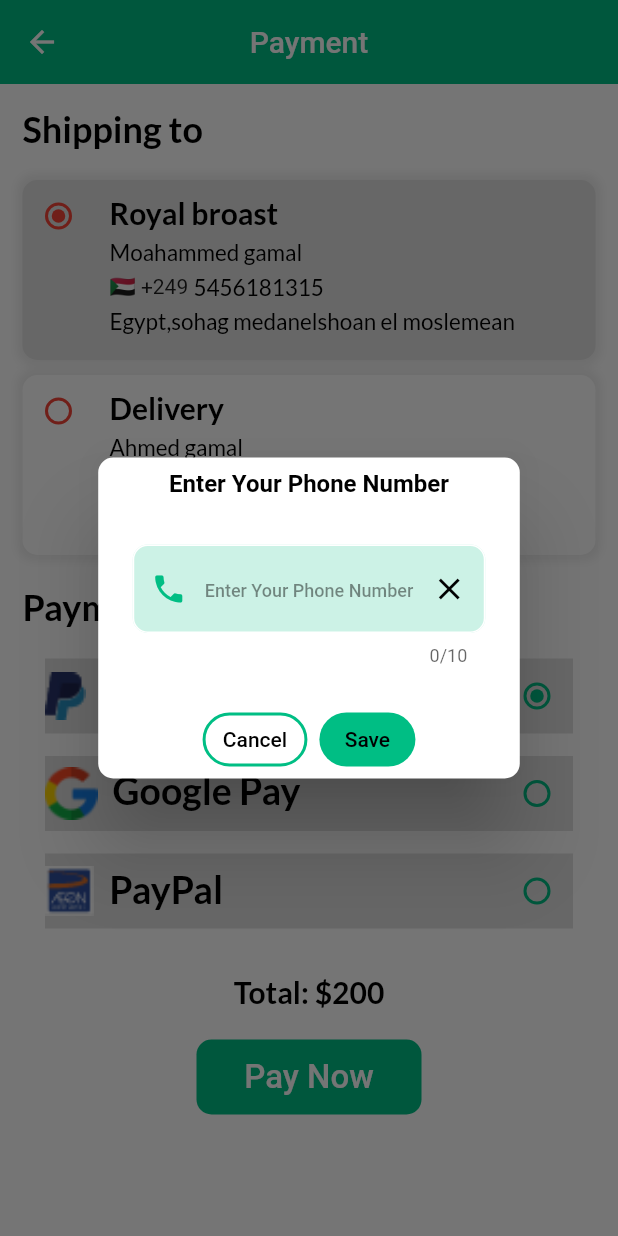
After one commit to yamnizero/mkan_shop, a Flutter app: the PaymentScreen screen opened by its route, after a tap on the "contact phone" icon, on a phone screen of 412 x 824 dp. The commit adds this screen. Run offline on Flutter 3.47's test engine with Material 2 defaults, Android fonts, the phone set to English and light mode, and no system bars; our stand-ins replace badges, carousel_slider, firebase_auth, firebase_core, flutter_rating_bar, get and 5 more; accounts and stored records are empty; network calls fail; statements that could not run were skipped.

Commit message:
payment screen

```diff
--- a/lib/logic/bindings/main_binding.dart
+++ b/lib/logic/bindings/main_binding.dart
@@ -1,5 +1,6 @@
 import 'package:get/instance_manager.dart';
 import 'package:mkan_shop/logic/controllers/main_controller.dart';
+import 'package:mkan_shop/logic/controllers/payment_controller.dart';
 import 'package:mkan_shop/logic/controllers/setting_controller.dart';
 
 class MainBinding extends Bindings {
@@ -7,5 +8,6 @@ class MainBinding extends Bindings {
   void dependencies() {
     Get.put(MainController());
     Get.put(SettingController());
+    Get.put(PaymentController());
   }
 }
--- /dev/null
+++ b/lib/logic/controllers/payment_controller.dart
@@ -0,0 +1,7 @@
+
+import 'package:get/get.dart';
+
+class PaymentController extends GetxController{
+
+  var phoneNumber = ''.obs;
+}
--- a/lib/routes/routes.dart
+++ b/lib/routes/routes.dart
@@ -6,6 +6,7 @@ import 'package:mkan_shop/view/screens/auth/login_screen.dart';
 import 'package:mkan_shop/view/screens/auth/signup_screen.dart';
 import 'package:mkan_shop/view/screens/cart_screen.dart';
 import 'package:mkan_shop/view/screens/main_screen.dart';
+import 'package:mkan_shop/view/screens/payment_screen.dart';
 
 import '../logic/bindings/auth_binding.dart';
 import '../logic/bindings/main_binding.dart';
@@ -55,6 +56,15 @@ class AppRoutes{
         ProductBinding(),
       ],
     ),
+    GetPage(
+      name: Routes.paymentScreen,
+      page: ()=>  PaymentScreen(),
+      bindings: [
+        AuthBinding(),
+        MainBinding(),
+        ProductBinding(),
+      ],
+    ),
   ];
 }
 
@@ -65,4 +75,5 @@ class Routes{
   static const forgotPasswordScreen = '/forgotPasswordScreen';
   static const mainScreen = '/mainScreen';
   static const cartScreen = '/cartScreen';
+  static const paymentScreen = '/paymentScreen';
 }
--- /dev/null
+++ b/lib/view/screens/payment_screen.dart
@@ -0,0 +1,93 @@
+import 'package:flutter/material.dart';
+import 'package:get/get.dart';
+import 'package:mkan_shop/view/widgets/text_utils.dart';
+
+import '../../utils/theme.dart';
+import '../widgets/payment/delivery_continer_widget.dart';
+import '../widgets/payment/payment_method_widget.dart';
+
+class PaymentScreen extends StatelessWidget {
+  const PaymentScreen({Key? key}) : super(key: key);
+
+  @override
+  Widget build(BuildContext context) {
+    return Scaffold(
+      backgroundColor: context.theme.backgroundColor,
+      appBar: AppBar(
+        title: const Text("Payment"),
+        centerTitle: true,
+        elevation: 0,
+        backgroundColor: Get.isDarkMode ? darkGreyClr : mainColor,
+      ),
+      body: SingleChildScrollView(
+        child: Padding(
+          padding: const EdgeInsets.all(15),
+          child: Column(
+            crossAxisAlignment: CrossAxisAlignment.start,
+            children: [
+              TextUtils(
+                text: "Shipping to",
+                fontSize: 24,
+                fontWeight: FontWeight.bold,
+                color: Get.isDarkMode ? Colors.white : Colors.black,
+                underline: TextDecoration.none,
+              ),
+              const SizedBox(
+                height: 20,
+              ),
+              const DeliveryContainerWidget(),
+              const SizedBox(
+                height: 20,
+              ),
+              TextUtils(
+                text: "Payment method",
+                fontSize: 24,
+                fontWeight: FontWeight.bold,
+                color: Get.isDarkMode ? Colors.white : Colors.black,
+                underline: TextDecoration.none,
+              ),
+              const SizedBox(
+                height: 20,
+              ),
+              PaymentMethodWidget(),
+              const SizedBox(
+                height: 30,
+              ),
+              Center(
+                child: TextUtils(
+                  text: "Total: \$200",
+                  fontSize: 20,
+                  fontWeight: FontWeight.bold,
+                  color:Get.isDarkMode? Colors.white : Colors.black,
+                  underline: TextDecoration.none,
+                ),
+              ),
+              const SizedBox(height: 20,),
+              Center(
+                child: SizedBox(
+                  height: 50,
+                  width: 150,
+                  child: ElevatedButton(
+                    style: ElevatedButton.styleFrom(
+                      shape: RoundedRectangleBorder(
+                        borderRadius: BorderRadius.circular(10),
+                      ),
+                      elevation: 0.0,
+                      primary:Get.isDarkMode ? pinkClr : mainColor,
+                    ),
+                    onPressed: (){},
+                    child: Text("Pay Now",
+                    style: TextStyle(
+                      fontSize: 22,
+                      color: Colors.white,
+                    ),),
+                  ),
+                ),
+              )
+            ],
+          ),
+        ),
+      ),
+    );
+  }
+}
--- a/lib/view/widgets/cart/cart_total.dart
+++ b/lib/view/widgets/cart/cart_total.dart
@@ -1,6 +1,7 @@
 import 'package:flutter/material.dart';
 import 'package:get/get.dart';
 import 'package:mkan_shop/logic/controllers/cart_controller.dart';
+import 'package:mkan_shop/routes/routes.dart';
 import 'package:mkan_shop/utils/theme.dart';
 import 'package:mkan_shop/view/widgets/text_utils.dart';
 
@@ -50,7 +51,9 @@ class CartTotal extends StatelessWidget {
                       elevation: 0,
                       primary: Get.isDarkMode ? pinkClr : mainColor
                   ),
-                  onPressed: () {},
+                  onPressed: () {
+                    Get.toNamed(Routes.paymentScreen);
+                  },
                   child: Row(
                     mainAxisAlignment: MainAxisAlignment.center,
                     children: const  [
--- /dev/null
+++ b/lib/view/widgets/payment/delivery_continer_widget.dart
@@ -0,0 +1,255 @@
+import 'package:flutter/material.dart';
+import 'package:get/get.dart';
+import 'package:mkan_shop/logic/controllers/payment_controller.dart';
+import 'package:mkan_shop/routes/routes.dart';
+import 'package:mkan_shop/utils/theme.dart';
+import 'package:mkan_shop/view/widgets/text_utils.dart';
+
+class DeliveryContainerWidget extends StatefulWidget {
+  const DeliveryContainerWidget({Key? key}) : super(key: key);
+
+  @override
+  State<DeliveryContainerWidget> createState() =>
+      _DeliveryContainerWidgetState();
+}
+
+class _DeliveryContainerWidgetState extends State<DeliveryContainerWidget> {
+  final TextEditingController phoneController = TextEditingController();
+  int radioContainerIndex = 1;
+  bool changeColors = false;
+
+  final controller = Get.find<PaymentController>();
+
+  @override
+  Widget build(BuildContext context) {
+    return Column(
+      children: [
+        buildRadioContainer(
+            icon: Container(),
+            address: "Egypt,sohag medanelshoan el moslemean",
+            name: "Moahammed gamal",
+            phone: "5456181315",
+            title: "Royal broast",
+            value: 1,
+            color: changeColors ? Colors.white : Colors.grey.shade300,
+            onChanged: (int? value) {
+              setState(() {
+                radioContainerIndex = value!;
+                changeColors = !changeColors;
+              });
+            }),
+        const SizedBox(
+          height: 10,
+        ),
+        Obx(
+          () => buildRadioContainer(
+            address: "Egypt,sohag medanelshoan el moslemean",
+            name: "Ahmed gamal",
+            phone: controller.phoneNumber.value,
+            title: "Delivery",
+            value: 2,
+            color: changeColors ? Colors.grey.shade300 : Colors.white,
+            onChanged: (int? value) {
+              setState(() {
+                radioContainerIndex = value!;
+                changeColors = !changeColors;
+              });
+            },
+            icon: InkWell(
+              onTap: () {
+                Get.defaultDialog(
+                    title: "Enter Your Phone Number",
+                    titleStyle: const TextStyle(
+                      fontSize: 16,
+                      color: Colors.black,
+                      fontWeight: FontWeight.bold,
+                    ),
+                    backgroundColor: Colors.white,
+                    radius: 10,
+                    textCancel: " Cancel ",
+                    confirmTextColor: Colors.black,
+                    textConfirm: " Save ",
+                    cancelTextColor: Colors.black,
+                    onCancel: () {
+                      Get.toNamed(Routes.paymentScreen);
+                    },
+                    onConfirm: () {
+                      Get.back();
+                      controller.phoneNumber.value = phoneController.text;
+                    },
+                    buttonColor: Get.isDarkMode ? pinkClr : mainColor,
+                    content: Padding(
+                      padding: const EdgeInsets.all(15),
+                      child: TextField(
+                        controller: phoneController,
+                        maxLength: 10,
+                        cursorColor: Colors.black,
+                        keyboardType: TextInputType.text,
+                        onSubmitted: (value) {
+                          phoneController.text = value;
+                        },
+                        decoration: InputDecoration(
+                          fillColor: Get.isDarkMode
+                              ? pinkClr.withOpacity(0.1)
+                              : mainColor.withOpacity(0.2),
+                          focusColor: Colors.red,
+                          prefixIcon: Icon(
+                            Icons.phone,
+                            color: Get.isDarkMode ? pinkClr : mainColor,
+                          ),
+                          hintText: "Enter Your Phone Number",
+                          hintStyle: const TextStyle(
+                            color: Colors.black45,
+                            fontSize: 12,
+                            fontWeight: FontWeight.w500,
+                          ),
+                          suffixIcon: IconButton(
+                            onPressed: () {
+                              phoneController.clear();
+                            },
+                            icon: const Icon(
+                              Icons.close,
+                              color: Colors.black,
+                            ),
+                          ),
+                          filled: true,
+                          enabledBorder: OutlineInputBorder(
+                            borderSide: const BorderSide(
+                              color: Colors.white,
+                            ),
+                            borderRadius: BorderRadius.circular(10),
+                          ),
+                          focusedBorder: OutlineInputBorder(
+                            borderSide: const BorderSide(
+                              color: Colors.white,
+                            ),
+                            borderRadius: BorderRadius.circular(10),
+                          ),
+                          errorBorder: OutlineInputBorder(
+                            borderSide: const BorderSide(
+                              color: Colors.white,
+                            ),
+                            borderRadius: BorderRadius.circular(10),
+                          ),
+                          focusedErrorBorder: OutlineInputBorder(
+                            borderSide: const BorderSide(
+                              color: Colors.white,
+                            ),
+                            borderRadius: BorderRadius.circular(10),
+                          ),
+                        ),
+                      ),
+                    ));
+              },
+              child: Icon(
+                Icons.contact_phone,
+                color: Get.isDarkMode ? pinkClr : mainColor,
+              ),
+            ),
+          ),
+        )
+      ],
+    );
+  }
+
+  Widget buildRadioContainer({
+    required String title,
+    required String name,
+    required String address,
+    required String phone,
+    required Color color,
+    required int value,
+    required Function onChanged,
+    required Widget icon,
+  }) {
+    return Container(
+      height: 120,
+      width: double.infinity,
+      decoration: BoxDecoration(
+          borderRadius: BorderRadius.circular(10),
+          color: color,
+          boxShadow: [
+            BoxShadow(
+              color: Colors.grey.withOpacity(0.2),
+              spreadRadius: 3.0,
+              blurRadius: 5.0,
+            )
+          ]),
+      child: Row(
+        mainAxisAlignment: MainAxisAlignment.start,
+        crossAxisAlignment: CrossAxisAlignment.start,
+        children: [
+          Radio(
+            value: value,
+            groupValue: radioContainerIndex,
+            fillColor: MaterialStateColor.resolveWith((states) => Colors.red),
+            onChanged: (int? value) {
+              onChanged(value);
+            },
+          ),
+          const SizedBox(
+            width: 10,
+          ),
+          Padding(
+            padding: const EdgeInsets.only(
+              top: 10,
+            ),
+            child: Column(
+              crossAxisAlignment: CrossAxisAlignment.start,
+              children: [
+                TextUtils(
+                  text: title,
+                  fontSize: 20,
+                  fontWeight: FontWeight.bold,
+                  color: Colors.black,
+                  underline: TextDecoration.none,
+                ),
+                const SizedBox(
+                  height: 5,
+                ),
+                TextUtils(
+                  text: name,
+                  fontSize: 15,
+                  fontWeight: FontWeight.normal,
+                  color: Colors.black,
+                  underline: TextDecoration.none,
+                ),
+                const SizedBox(
+                  height: 5,
+                ),
+                Row(
+                  children: [
+                    const Text("🇸🇩 +249 "),
+                    TextUtils(
+                      text: phone,
+                      fontSize: 15,
+                      fontWeight: FontWeight.normal,
+                      color: Colors.black,
+                      underline: TextDecoration.none,
+                    ),
+                    const SizedBox(
+                      width: 120,
+                    ),
+                    SizedBox(
+                      child: icon,
+                    )
+                  ],
+                ),
+                const SizedBox(
+                  height: 5,
+                ),
+                TextUtils(
+                  text: address,
+                  fontSize: 15,
+                  fontWeight: FontWeight.normal,
+                  color: Colors.black,
+                  underline: TextDecoration.none,
+                ),
+              ],
+            ),
+          ),
+        ],
+      ),
+    );
+  }
+}
--- /dev/null
+++ b/lib/view/widgets/payment/payment_method_widget.dart
@@ -0,0 +1,110 @@
+import 'package:flutter/material.dart';
+import 'package:mkan_shop/utils/theme.dart';
+import 'package:mkan_shop/view/widgets/text_utils.dart';
+
+class PaymentMethodWidget extends StatefulWidget {
+  const PaymentMethodWidget({Key? key}) : super(key: key);
+
+  @override
+  _PaymentMethodWidgetState createState() => _PaymentMethodWidgetState();
+}
+
+class _PaymentMethodWidgetState extends State<PaymentMethodWidget> {
+
+  int radioPaymentIndex=1;
+
+  @override
+  Widget build(BuildContext context) {
+    return Padding(
+      padding: const EdgeInsets.only(
+        left: 15,
+        right: 15,
+      ),
+      child: Column(
+        children: [
+          buildRadioPayment(
+            name: "PayPal",
+            image: "assets/images/paypal.png",
+            scale: 0.7,
+            value: 1,
+            onChange: (int? value){
+              setState(() {
+                radioPaymentIndex = value!;
+              });
+            }
+          ),
+          const SizedBox(height: 15,),
+          buildRadioPayment(
+              name: "Google Pay",
+              image: "assets/images/google.png",
+              scale: 0.8,
+              value: 2,
+              onChange: (int? value){
+                setState(() {
+                  radioPaymentIndex = value!;
+                });
+              }
+          ),
+          const SizedBox(height: 15,),
+          buildRadioPayment(
+              name: "PayPal",
+              image: "assets/images/credit.png",
+              scale: 0.7,
+              value: 3,
+              onChange: (int? value){
+                setState(() {
+                  radioPaymentIndex = value!;
+                });
+              }
+          ),
+        ],
+      ),
+    );
+  }
+
+  Widget buildRadioPayment({
+    required String image,
+    required String name,
+    required double scale,
+    required int value,
+    required Function onChange,
+  }) {
+    return Container(
+      height: 50,
+      width: double.infinity,
+      color: Colors.grey[300],
+      child: Row(
+        mainAxisAlignment: MainAxisAlignment.spaceBetween,
+        children: [
+          Row(
+            crossAxisAlignment: CrossAxisAlignment.start,
+            children: [
+              Image.asset(
+                image,
+                scale: scale,
+              ),
+              const SizedBox(
+                width: 10,
+              ),
+              TextUtils(
+                text: name,
+                fontSize: 25,
+                fontWeight: FontWeight.bold,
+                color: Colors.black,
+                underline: TextDecoration.none,
+              ),
+            ],
+          ),
+          Radio(
+            value: value,
+            groupValue: radioPaymentIndex,
+            fillColor: MaterialStateColor.resolveWith((states) => mainColor),
+            onChanged: (int? value) {
+              onChange(value);
+            },
+          ),
+        ],
+      ),
+    );
+  }
+}
```
